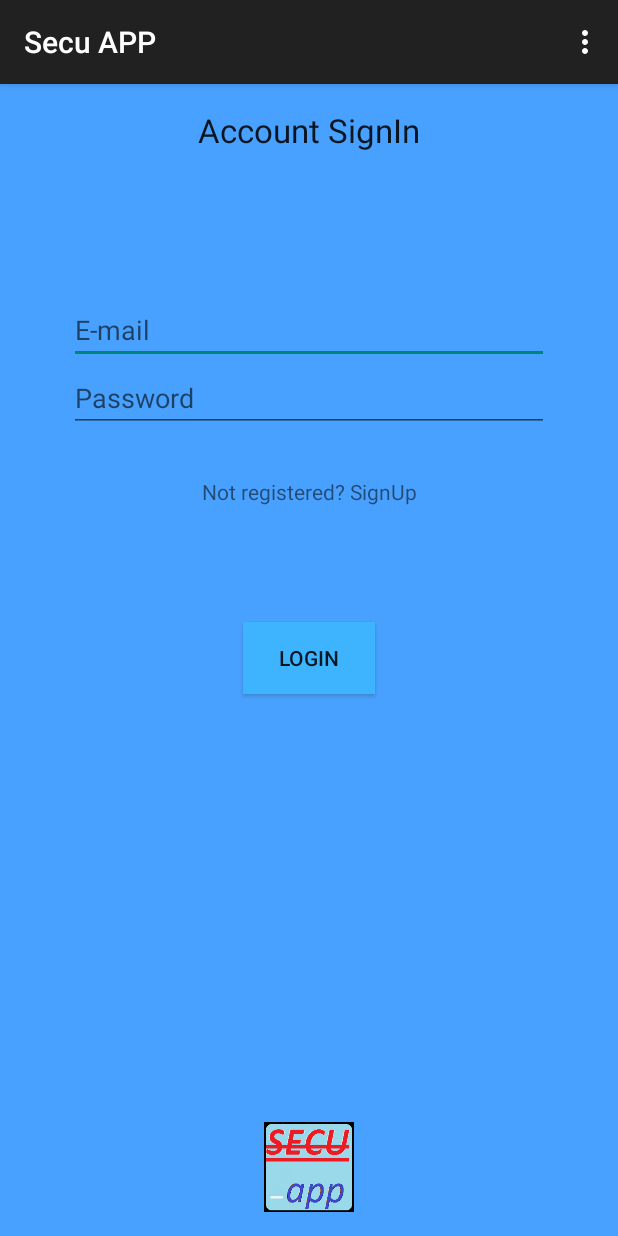
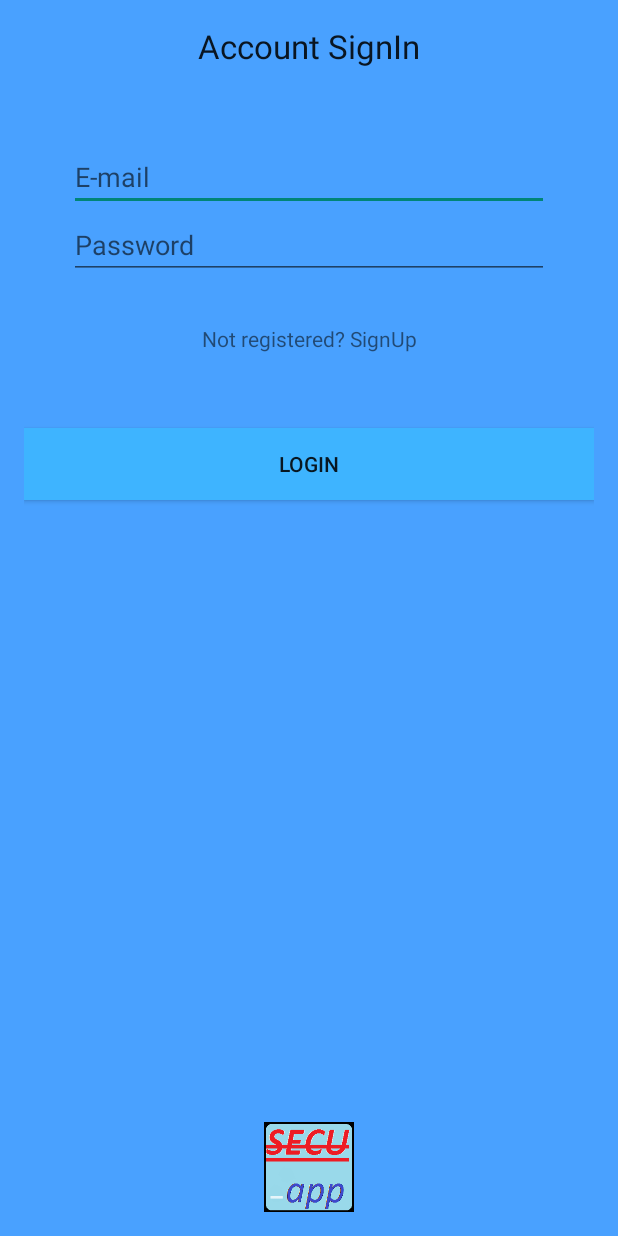
Before and after one commit to Kyeza/SecuAPP, an Android app: the screen it shows after launch (SignInActivity), on a phone screen of 412 x 824 dp. Run offline under Robolectric (Android 15) with nearby library versions, the phone set to English and light mode, and no system bars.

Commit message:
Third Commit

```diff
--- a/app/src/main/AndroidManifest.xml
+++ b/app/src/main/AndroidManifest.xml
@@ -9,7 +9,8 @@
         android:theme="@style/Theme.AppCompat.Light.DarkActionBar" >
         <activity
             android:name=".SignInActivity"
-            android:label="@string/app_name" >
+            android:label="@string/app_name"
+            android:theme="@style/Theme.AppCompat.Light.NoActionBar">
             <intent-filter>
                 <action android:name="android.intent.action.MAIN" />
 
--- a/app/src/main/java/com/kyezaarnold/secuapp/SignInActivity.java
+++ b/app/src/main/java/com/kyezaarnold/secuapp/SignInActivity.java
@@ -16,7 +16,8 @@ public class SignInActivity extends AppCompatActivity {
     }
 
     public void goTo(View view){
-        new Intent(this, AccountActivity.class);
+        Intent intent = new Intent(this, AccountActivity.class);
+        startActivity(intent);
     }
 
     @Override
--- a/app/src/main/res/layout/activity_sign_in.xml
+++ b/app/src/main/res/layout/activity_sign_in.xml
@@ -25,7 +25,7 @@
         android:id="@+id/editText"
         android:layout_below="@+id/textView"
         android:layout_centerHorizontal="true"
-        android:layout_marginTop="96dp"
+        android:layout_marginTop="50dp"
         android:hint="@string/email_hint" />
 
     <EditText
@@ -51,14 +51,15 @@
         android:layout_marginTop="30dp" />
 
     <Button
-        android:layout_width="wrap_content"
+        android:layout_width="match_parent"
         android:layout_height="wrap_content"
         android:text="@string/login_button"
         android:id="@+id/button"
         android:background="#ff3eb4ff"
         android:layout_below="@+id/textView2"
         android:layout_centerHorizontal="true"
-        android:layout_marginTop="77dp"
+        android:layout_marginTop="50dp"
+        android:gravity="center"
         android:onClick="goTo" />
 
     <ImageView
```
